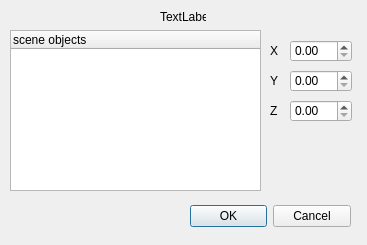
First picture: the form in bin/pymodules/editgui/editobject.ui, repository realXtend/tundra, before the edit.
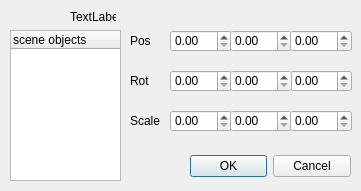
Second picture: the form after the edit.

Commit message: Can change the size of the entity now. Rotation is next on my list (stub for it is in the .py already, but need some tweaks.) -aura

What changed in the file:
```diff
--- a/bin/pymodules/editgui/editobject.ui
+++ b/bin/pymodules/editgui/editobject.ui
@@ -6,8 +6,8 @@
    <rect>
     <x>0</x>
     <y>0</y>
-    <width>367</width>
-    <height>245</height>
+    <width>361</width>
+    <height>191</height>
    </rect>
   </property>
   <property name="windowTitle">
@@ -17,7 +17,7 @@
    <property name="geometry">
     <rect>
      <x>190</x>
-     <y>200</y>
+     <y>150</y>
      <width>161</width>
      <height>32</height>
     </rect>
@@ -32,40 +32,40 @@
   <widget class="QDoubleSpinBox" name="xpos">
    <property name="geometry">
     <rect>
-     <x>290</x>
-     <y>40</y>
+     <x>170</x>
+     <y>30</y>
      <width>62</width>
      <height>22</height>
     </rect>
    </property>
    <property name="minimum">
-    <double>0.0</double>
+    <double>0.000000000000000</double>
    </property>
    <property name="maximum">
-    <double>256.0</double>
+    <double>256.000000000000000</double>
    </property>
   </widget>
   <widget class="QDoubleSpinBox" name="ypos">
    <property name="geometry">
     <rect>
-     <x>290</x>
-     <y>70</y>
+     <x>230</x>
+     <y>30</y>
      <width>62</width>
      <height>22</height>
     </rect>
    </property>
    <property name="minimum">
-    <double>0.0</double>
+    <double>0.000000000000000</double>
    </property>
    <property name="maximum">
-    <double>256.0</double>
+    <double>256.000000000000000</double>
    </property>
   </widget>
   <widget class="QDoubleSpinBox" name="zpos">
    <property name="geometry">
     <rect>
      <x>290</x>
-     <y>100</y>
+     <y>30</y>
      <width>62</width>
      <height>22</height>
     </rect>
@@ -74,7 +74,7 @@
   <widget class="QLabel" name="label">
    <property name="geometry">
     <rect>
-     <x>160</x>
+     <x>70</x>
      <y>10</y>
      <width>46</width>
      <height>14</height>
@@ -89,8 +89,8 @@
     <rect>
      <x>10</x>
      <y>30</y>
-     <width>251</width>
-     <height>161</height>
+     <width>111</width>
+     <height>151</height>
     </rect>
    </property>
    <column>
@@ -102,40 +102,100 @@
   <widget class="QLabel" name="label_2">
    <property name="geometry">
     <rect>
-     <x>270</x>
-     <y>40</y>
-     <width>21</width>
+     <x>130</x>
+     <y>30</y>
+     <width>51</width>
      <height>21</height>
     </rect>
    </property>
    <property name="text">
-    <string>X</string>
+    <string>Pos</string>
    </property>
   </widget>
   <widget class="QLabel" name="label_3">
    <property name="geometry">
     <rect>
-     <x>270</x>
-     <y>70</y>
-     <width>16</width>
+     <x>130</x>
+     <y>110</y>
+     <width>41</width>
      <height>21</height>
     </rect>
    </property>
    <property name="text">
-    <string>Y</string>
+    <string>Scale</string>
    </property>
   </widget>
-  <widget class="QLabel" name="label_4">
+  <widget class="QDoubleSpinBox" name="scalex">
    <property name="geometry">
     <rect>
-     <x>270</x>
-     <y>100</y>
-     <width>21</width>
+     <x>170</x>
+     <y>110</y>
+     <width>62</width>
+     <height>22</height>
+    </rect>
+   </property>
+  </widget>
+  <widget class="QLabel" name="label_rot">
+   <property name="geometry">
+    <rect>
+     <x>130</x>
+     <y>70</y>
+     <width>41</width>
      <height>21</height>
     </rect>
    </property>
    <property name="text">
-    <string>Z</string>
+    <string>Rot</string>
+   </property>
+  </widget>
+  <widget class="QDoubleSpinBox" name="rot_x">
+   <property name="geometry">
+    <rect>
+     <x>170</x>
+     <y>70</y>
+     <width>62</width>
+     <height>22</height>
+    </rect>
+   </property>
+  </widget>
+  <widget class="QDoubleSpinBox" name="rot_z">
+   <property name="geometry">
+    <rect>
+     <x>290</x>
+     <y>70</y>
+     <width>62</width>
+     <height>22</height>
+    </rect>
+   </property>
+  </widget>
+  <widget class="QDoubleSpinBox" name="rot_y">
+   <property name="geometry">
+    <rect>
+     <x>230</x>
+     <y>70</y>
+     <width>62</width>
+     <height>22</height>
+    </rect>
+   </property>
+  </widget>
+  <widget class="QDoubleSpinBox" name="scaley">
+   <property name="geometry">
+    <rect>
+     <x>230</x>
+     <y>110</y>
+     <width>62</width>
+     <height>22</height>
+    </rect>
+   </property>
+  </widget>
+  <widget class="QDoubleSpinBox" name="scalez">
+   <property name="geometry">
+    <rect>
+     <x>290</x>
+     <y>110</y>
+     <width>62</width>
+     <height>22</height>
+    </rect>
    </property>
   </widget>
  </widget>
```
Left out of the diff: 4 changed lines with no effect on the pictures. The commit also changes 1 other file.
